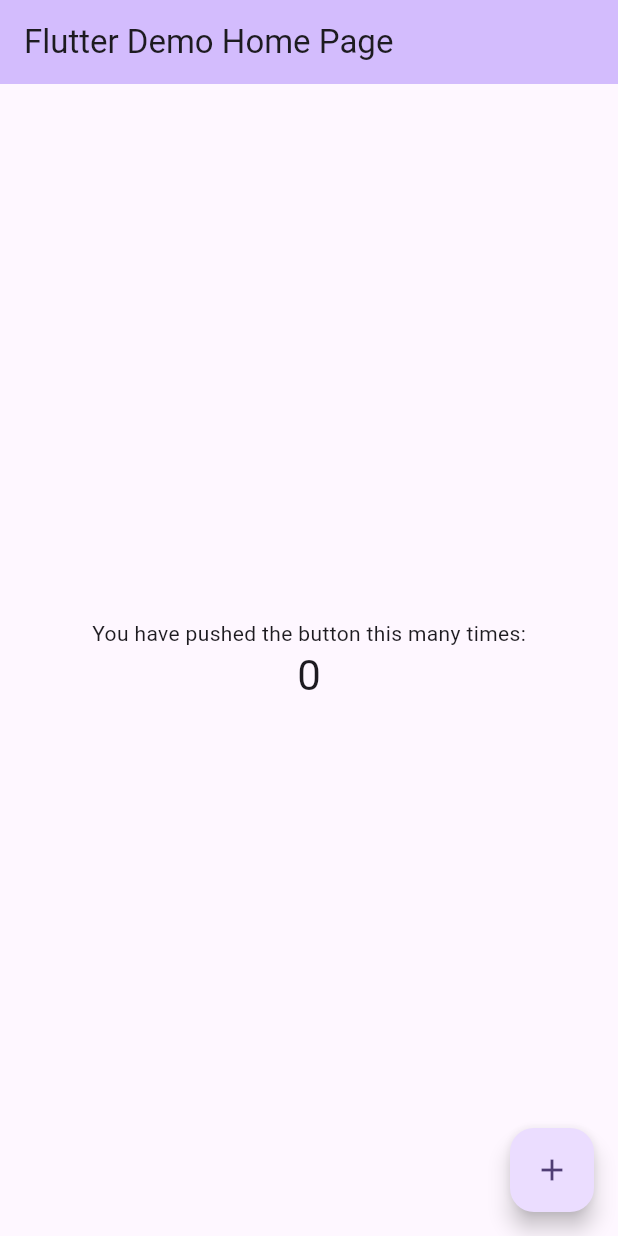
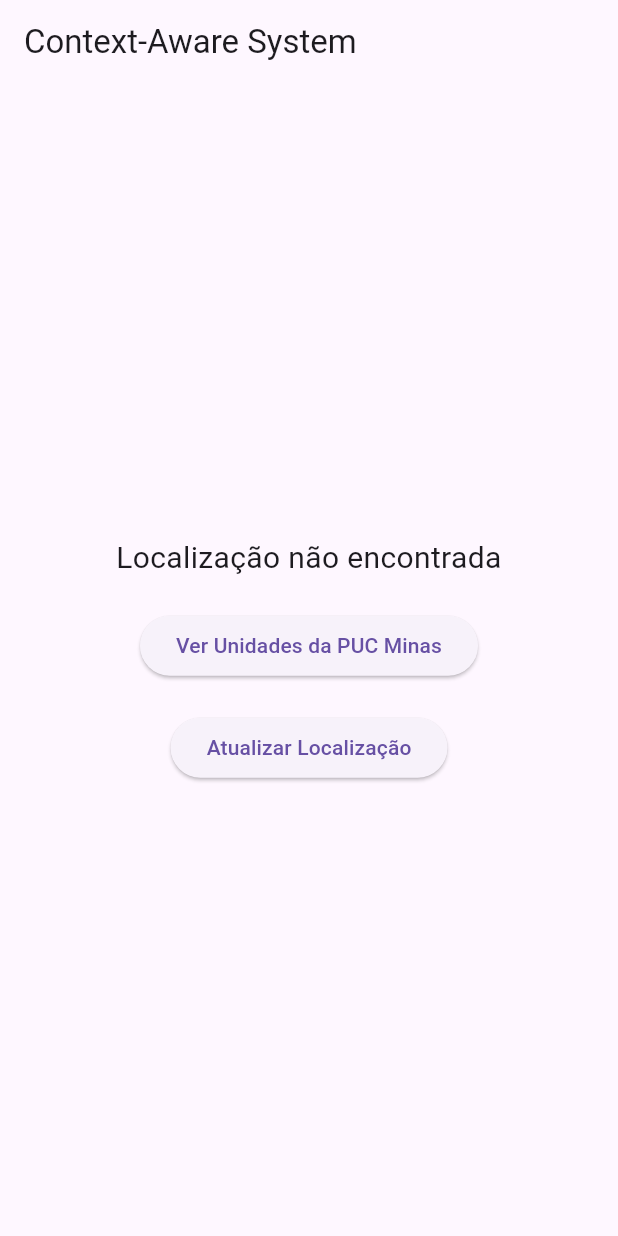
Before and after one commit to friche11/Context-Aware-System, a Flutter app: the screen it shows after launch, on a phone screen of 412 x 824 dp. Run offline on Flutter 3.47's test engine with Material 3 defaults, Android fonts, the light colour scheme and no system bars; our stand-ins replace geolocator.

Commit message:
feat: adicionando a home e executando ela em main

```diff
--- a/lib/main.dart
+++ b/lib/main.dart
@@ -1,125 +1,19 @@
 import 'package:flutter/material.dart';
+import 'screens/home_screen.dart';
 
 void main() {
   runApp(const MyApp());
 }
 
 class MyApp extends StatelessWidget {
-  const MyApp({super.key});
+  const MyApp({Key? key}) : super(key: key);
 
-  // This widget is the root of your application.
   @override
   Widget build(BuildContext context) {
     return MaterialApp(
-      title: 'Flutter Demo',
-      theme: ThemeData(
-        // This is the theme of your application.
-        //
-        // TRY THIS: Try running your application with "flutter run". You'll see
-        // the application has a purple toolbar. Then, without quitting the app,
-        // try changing the seedColor in the colorScheme below to Colors.green
-        // and then invoke "hot reload" (save your changes or press the "hot
-        // reload" button in a Flutter-supported IDE, or press "r" if you used
-        // the command line to start the app).
-        //
-        // Notice that the counter didn't reset back to zero; the application
-        // state is not lost during the reload. To reset the state, use hot
-        // restart instead.
-        //
-        // This works for code too, not just values: Most code changes can be
-        // tested with just a hot reload.
-        colorScheme: ColorScheme.fromSeed(seedColor: Colors.deepPurple),
-        useMaterial3: true,
-      ),
-      home: const MyHomePage(title: 'Flutter Demo Home Page'),
+      title: 'Context-Aware System',
+      theme: ThemeData(primarySwatch: Colors.blue),
+      home: const HomeScreen(),
     );
   }
 }
-
-class MyHomePage extends StatefulWidget {
-  const MyHomePage({super.key, required this.title});
-
-  // This widget is the home page of your application. It is stateful, meaning
-  // that it has a State object (defined below) that contains fields that affect
-  // how it looks.
-
-  // This class is the configuration for the state. It holds the values (in this
-  // case the title) provided by the parent (in this case the App widget) and
-  // used by the build method of the State. Fields in a Widget subclass are
-  // always marked "final".
-
-  final String title;
-
-  @override
-  State<MyHomePage> createState() => _MyHomePageState();
-}
-
-class _MyHomePageState extends State<MyHomePage> {
-  int _counter = 0;
-
-  void _incrementCounter() {
-    setState(() {
-      // This call to setState tells the Flutter framework that something has
-      // changed in this State, which causes it to rerun the build method below
-      // so that the display can reflect the updated values. If we changed
-      // _counter without calling setState(), then the build method would not be
-      // called again, and so nothing would appear to happen.
-      _counter++;
-    });
-  }
-
-  @override
-  Widget build(BuildContext context) {
-    // This method is rerun every time setState is called, for instance as done
-    // by the _incrementCounter method above.
-    //
-    // The Flutter framework has been optimized to make rerunning build methods
-    // fast, so that you can just rebuild anything that needs updating rather
-    // than having to individually change instances of widgets.
-    return Scaffold(
-      appBar: AppBar(
-        // TRY THIS: Try changing the color here to a specific color (to
-        // Colors.amber, perhaps?) and trigger a hot reload to see the AppBar
-        // change color while the other colors stay the same.
-        backgroundColor: Theme.of(context).colorScheme.inversePrimary,
-        // Here we take the value from the MyHomePage object that was created by
-        // the App.build method, and use it to set our appbar title.
-        title: Text(widget.title),
-      ),
-      body: Center(
-        // Center is a layout widget. It takes a single child and positions it
-        // in the middle of the parent.
-        child: Column(
-          // Column is also a layout widget. It takes a list of children and
-          // arranges them vertically. By default, it sizes itself to fit its
-          // children horizontally, and tries to be as tall as its parent.
-          //
-          // Column has various properties to control how it sizes itself and
-          // how it positions its children. Here we use mainAxisAlignment to
-          // center the children vertically; the main axis here is the vertical
-          // axis because Columns are vertical (the cross axis would be
-          // horizontal).
-          //
-          // TRY THIS: Invoke "debug painting" (choose the "Toggle Debug Paint"
-          // action in the IDE, or press "p" in the console), to see the
-          // wireframe for each widget.
-          mainAxisAlignment: MainAxisAlignment.center,
-          children: <Widget>[
-            const Text(
-              'You have pushed the button this many times:',
-            ),
-            Text(
-              '$_counter',
-              style: Theme.of(context).textTheme.headlineMedium,
-            ),
-          ],
-        ),
-      ),
-      floatingActionButton: FloatingActionButton(
-        onPressed: _incrementCounter,
-        tooltip: 'Increment',
-        child: const Icon(Icons.add),
-      ), // This trailing comma makes auto-formatting nicer for build methods.
-    );
-  }
-}
--- /dev/null
+++ b/lib/screens/home_screen.dart
@@ -0,0 +1,63 @@
+import 'package:flutter/material.dart';
+import '../services/location_service.dart';  // Importando o LocationService
+import 'units_list_screen.dart';
+
+class HomeScreen extends StatefulWidget {
+  const HomeScreen({Key? key}) : super(key: key);
+
+  @override
+  _HomeScreenState createState() => _HomeScreenState();
+}
+
+class _HomeScreenState extends State<HomeScreen> {
+  String _location = 'Localização não encontrada';
+  final LocationService _locationService = LocationService();
+
+  @override
+  void initState() {
+    super.initState();
+    _getCurrentLocation();
+  }
+
+  // Método para obter a localização atual
+  Future<void> _getCurrentLocation() async {
+    String location = await _locationService.getCurrentLocation();
+    setState(() {
+      _location = location;
+    });
+  }
+
+  @override
+  Widget build(BuildContext context) {
+    return Scaffold(
+      appBar: AppBar(title: const Text('Context-Aware System')),
+      body: Center(
+        child: Column(
+          mainAxisAlignment: MainAxisAlignment.center,
+          children: [
+            Text(
+              _location,
+              style: const TextStyle(fontSize: 20),
+              textAlign: TextAlign.center,
+            ),
+            const SizedBox(height: 20),
+            ElevatedButton(
+              onPressed: () {
+                Navigator.push(
+                  context,
+                  MaterialPageRoute(builder: (context) => UnitsListScreen()),
+                );
+              },
+              child: const Text('Ver Unidades da PUC Minas'),
+            ),
+            const SizedBox(height: 20),
+            ElevatedButton(
+              onPressed: _getCurrentLocation,
+              child: const Text('Atualizar Localização'),
+            ),
+          ],
+        ),
+      ),
+    );
+  }
+}
```
